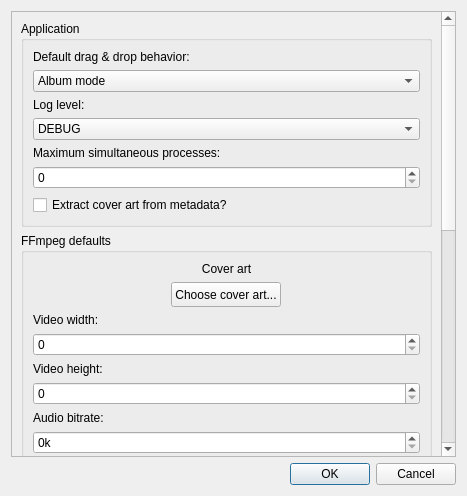
Above: ui/settingswindow.ui from 7x11x13/songs-to-youtube before the change. Below: the same form after it.
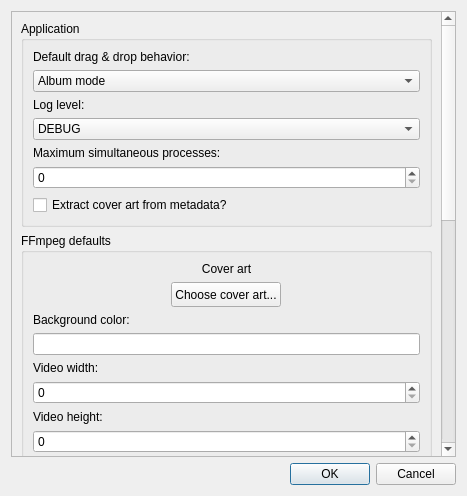
That is the form after the change. Custom widgets are drawn as their Qt base class.

Commit message: Add background color option

```diff
--- a/ui/settingswindow.ui
+++ b/ui/settingswindow.ui
@@ -44,9 +44,9 @@
       <property name="geometry">
        <rect>
         <x>0</x>
-        <y>0</y>
+        <y>-111</y>
         <width>433</width>
-        <height>886</height>
+        <height>933</height>
        </rect>
       </property>
       <property name="sizePolicy">
@@ -211,6 +211,16 @@
             </property>
            </widget>
           </item>
+          <item>
+           <widget class="QLabel" name="label_4">
+            <property name="text">
+             <string>Background color:</string>
+            </property>
+           </widget>
+          </item>
+          <item>
+           <widget class="QLineEdit" name="backgroundColor"/>
+          </item>
           <item>
            <widget class="QLabel" name="label_24">
             <property name="text">
```
The commit also changes 5 other files.
